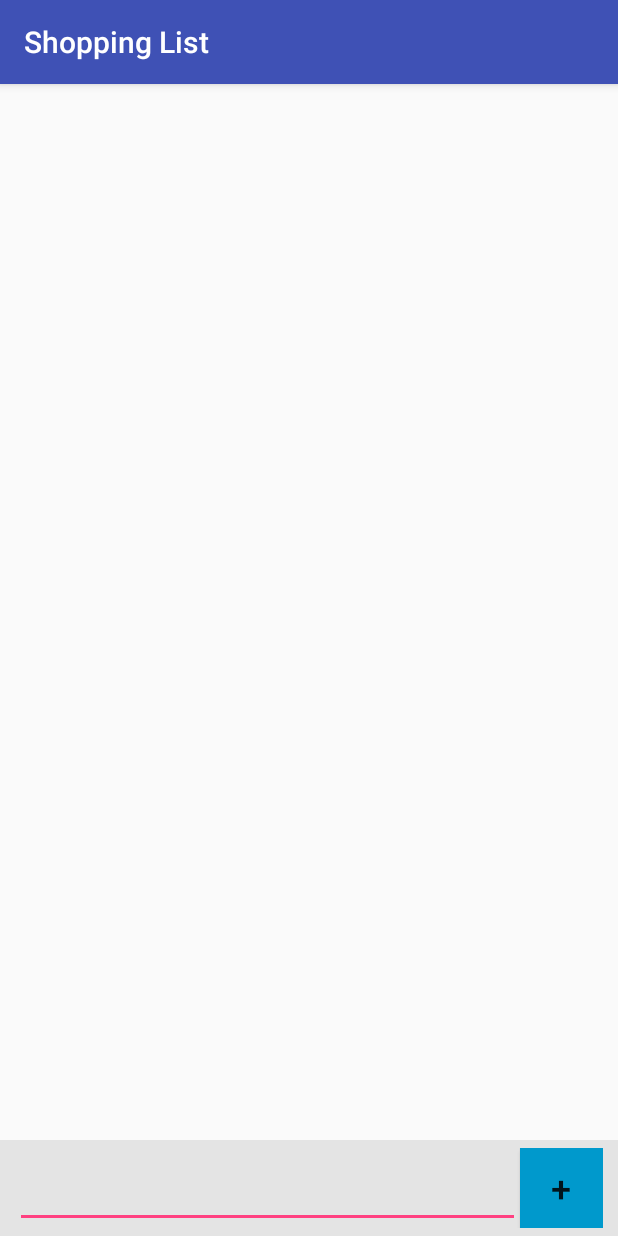
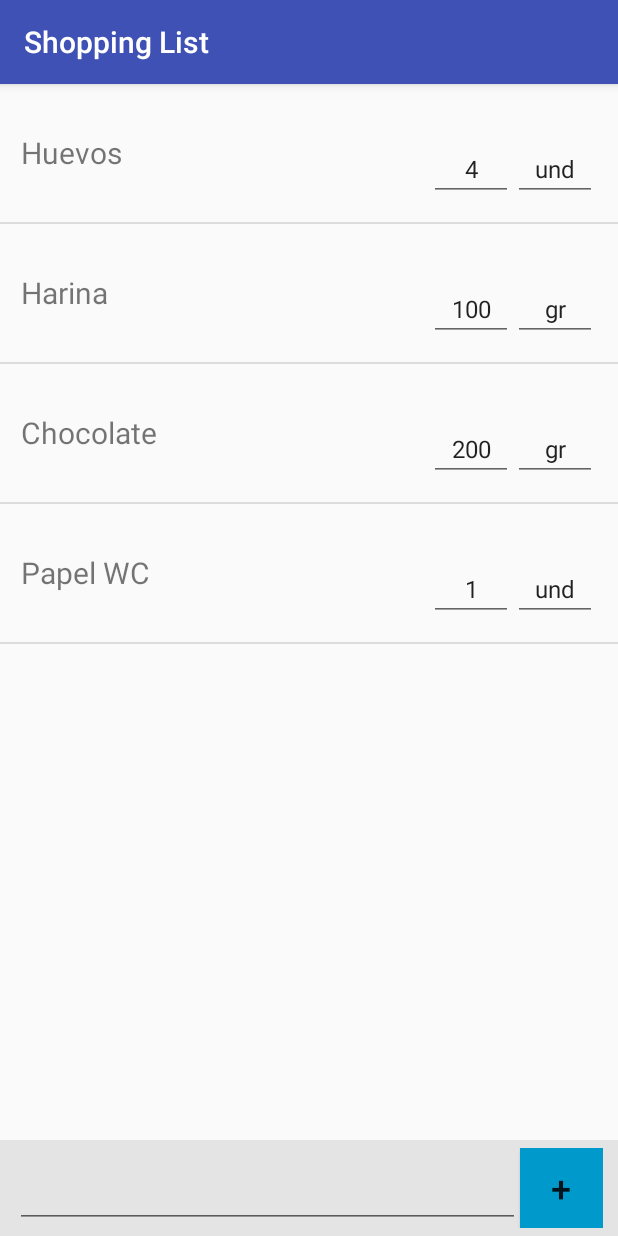
Before and after one commit to jenni-arias/WeWant2Cook, an Android app: the screen it shows after launch (ShoppingListActivity), on a phone screen of 412 x 824 dp. Run offline under Robolectric (Android 15) with nearby library versions, the phone set to English and light mode, and no system bars.

Commit message:
Layout con una lista de items por defecto.

```diff
--- a/app/src/main/java/arias/jenifer/wewant2cook/ShoppingItem.java
+++ b/app/src/main/java/arias/jenifer/wewant2cook/ShoppingItem.java
@@ -1,13 +1,39 @@
 package arias.jenifer.wewant2cook;
 
-import android.support.v7.app.AppCompatActivity;
-import android.os.Bundle;
 
-public class ShoppingItem extends AppCompatActivity {
+public class ShoppingItem {
 
-    @Override
-    protected void onCreate(Bundle savedInstanceState) {
-        super.onCreate(savedInstanceState);
-        setContentView(R.layout.activity_shopping_item);
+    private String nombre;
+    private int cantidad;
+    private String unidades;
+
+    public ShoppingItem(String nombre, int cantidad, String unidades) {
+        this.nombre = nombre;
+        this.cantidad = cantidad;
+        this.unidades = unidades;
+    }
+
+    public String getNombre() {
+        return nombre;
+    }
+
+    public void setNombre(String text) {
+        this.nombre = text;
+    }
+
+    public int getCantidad() {
+        return cantidad;
+    }
+
+    public void setCantidad(int cantidad) {
+        this.cantidad = cantidad;
+    }
+
+    public String getUnidades() {
+        return unidades;
+    }
+
+    public void setUnidades(String unidades) {
+        this.unidades = unidades;
     }
 }
--- a/app/src/main/java/arias/jenifer/wewant2cook/ShoppingListActivity.java
+++ b/app/src/main/java/arias/jenifer/wewant2cook/ShoppingListActivity.java
@@ -2,12 +2,42 @@ package arias.jenifer.wewant2cook;
 
 import android.support.v7.app.AppCompatActivity;
 import android.os.Bundle;
+import android.widget.Button;
+import android.widget.ListView;
+
+import java.util.ArrayList;
 
 public class ShoppingListActivity extends AppCompatActivity {
+
+    private ListView shopping_list;
+    private Button btn_add;
+    //  private EditText edit_item;
+
+    private ArrayList<ShoppingItem> ShoppingList;
+    private ShoppingListAdapter shoppinglist_adapter;
 
     @Override
     protected void onCreate(Bundle savedInstanceState) {
         super.onCreate(savedInstanceState);
         setContentView(R.layout.activity_shopping_list);
+
+        shopping_list = (ListView) findViewById(R.id.shopping_list);
+        btn_add = (Button) findViewById(R.id.btn_add);
+        // edit_item = (EditText) findViewById(R.id.edit_item);
+
+        ShoppingList = new ArrayList<>();
+        ShoppingList.add(new ShoppingItem("Huevos", 4, "und"));
+        ShoppingList.add(new ShoppingItem("Harina", 100, "gr"));
+        ShoppingList.add(new ShoppingItem("Chocolate", 200, "gr"));
+        ShoppingList.add(new ShoppingItem("Papel WC", 1, "und"));
+
+
+        shoppinglist_adapter = new ShoppingListAdapter(
+                this,
+                android.R.layout.simple_list_item_1,
+                ShoppingList
+        );
+
+        shopping_list.setAdapter(shoppinglist_adapter);
     }
 }
--- /dev/null
+++ b/app/src/main/java/arias/jenifer/wewant2cook/ShoppingListAdapter.java
@@ -0,0 +1,45 @@
+package arias.jenifer.wewant2cook;
+
+import android.content.Context;
+import android.support.annotation.NonNull;
+import android.support.annotation.Nullable;
+import android.view.LayoutInflater;
+import android.view.View;
+import android.view.ViewGroup;
+import android.widget.ArrayAdapter;
+import android.widget.EditText;
+import android.widget.TextView;
+
+import java.util.List;
+
+/**
+ * Created by j.arias.gallego on 09/12/2017.
+ */
+
+public class ShoppingListAdapter extends ArrayAdapter<ShoppingItem> {
+
+    public ShoppingListAdapter (Context context, int resource, List objects) {
+        super(context, resource, objects);
+    }
+
+    @NonNull
+    @Override
+    public View getView(int position, @Nullable View convertView, @NonNull ViewGroup parent) {
+        View result = convertView;
+
+        if(result == null) {
+            LayoutInflater inflater = LayoutInflater.from(getContext());
+            result = inflater.inflate(R.layout.activity_shopping_item, null);
+        }
+        EditText edit_cantidad = result.findViewById(R.id.edit_cantidad);
+        EditText edit_unidades = result.findViewById(R.id.edit_unidades);
+        TextView item_nombre = result.findViewById(R.id.item_nombre);
+
+        ShoppingItem item = getItem(position);
+        item_nombre.setText(item.getNombre());
+        edit_cantidad.setText(String.format("%d", item.getCantidad()));
+        edit_unidades.setText(item.getUnidades());
+
+        return result;
+    }
+}
```
